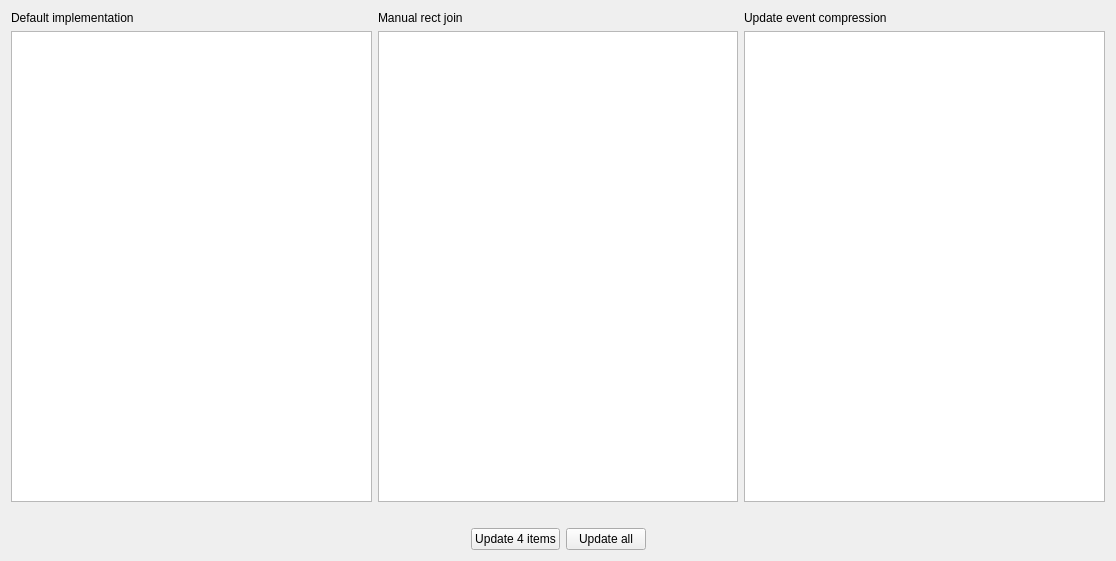
First picture: the form in benchmarkview.ui, repository kshegunov/BenchmarkViewDataChanged, before the edit.
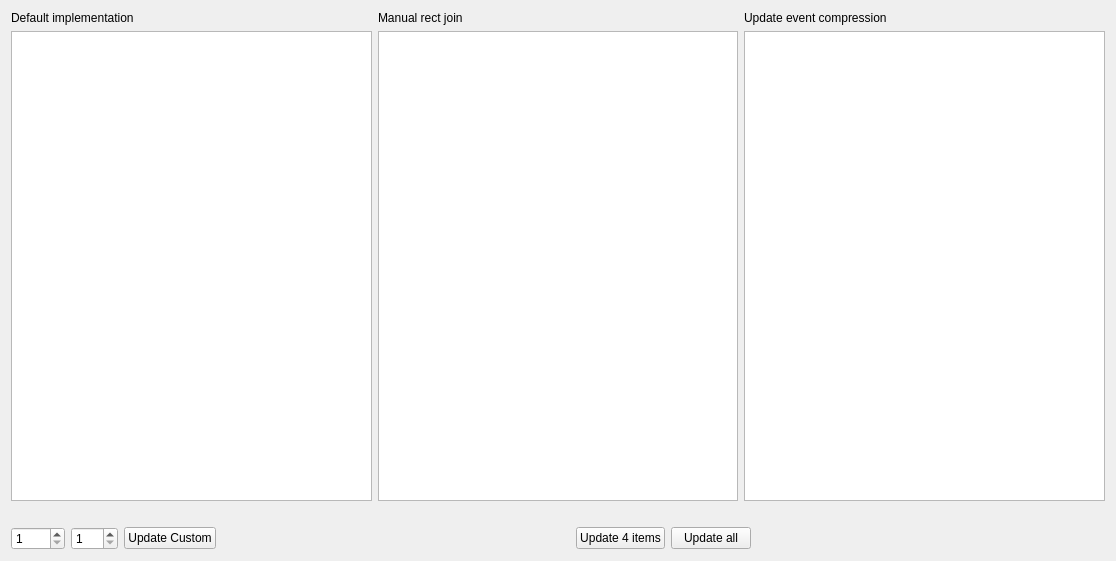
Second picture: the form after the edit. Custom widgets are drawn as their Qt base class.

Commit message: Allow custom size update

```diff
--- a/benchmarkview.ui
+++ b/benchmarkview.ui
@@ -71,6 +71,33 @@
    </item>
    <item>
     <layout class="QHBoxLayout" name="horizontalLayout">
+     <item>
+      <widget class="QSpinBox" name="rowSpin">
+       <property name="minimum">
+        <number>1</number>
+       </property>
+       <property name="maximum">
+        <number>1000</number>
+       </property>
+      </widget>
+     </item>
+     <item>
+      <widget class="QSpinBox" name="colSpin">
+       <property name="minimum">
+        <number>1</number>
+       </property>
+       <property name="maximum">
+        <number>100</number>
+       </property>
+      </widget>
+     </item>
+     <item>
+      <widget class="QPushButton" name="customUpdateButton">
+       <property name="text">
+        <string>Update Custom</string>
+       </property>
+      </widget>
+     </item>
      <item>
       <spacer name="horizontalSpacer_2">
        <property name="orientation">
```
The commit also changes 3 other files.
